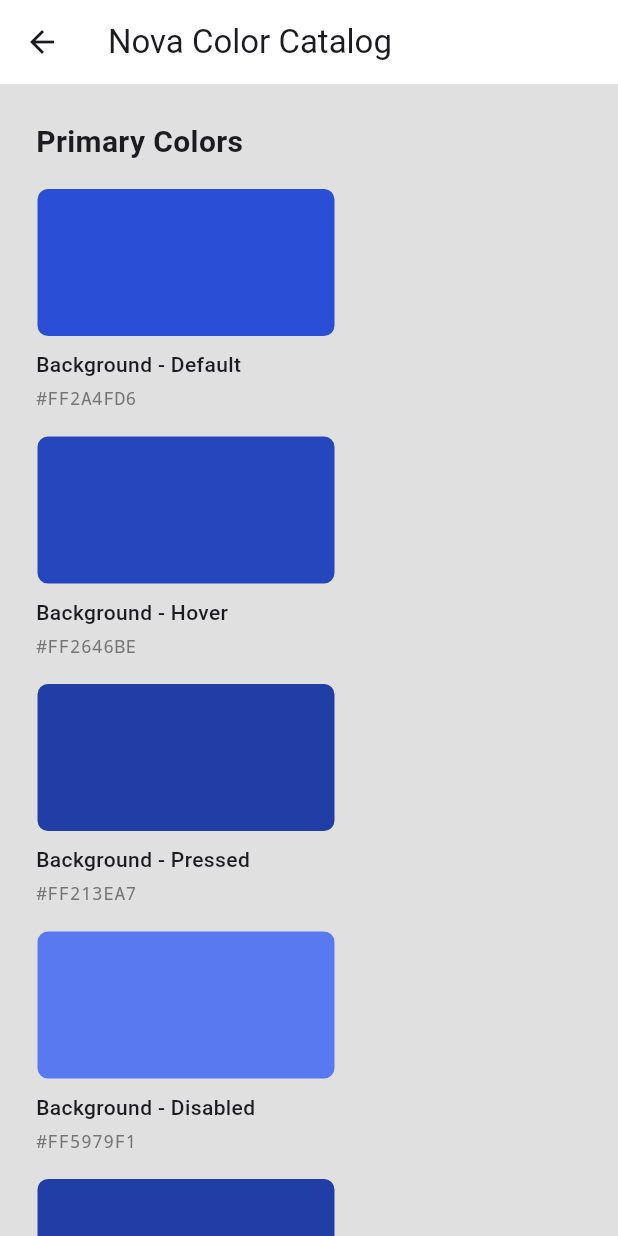
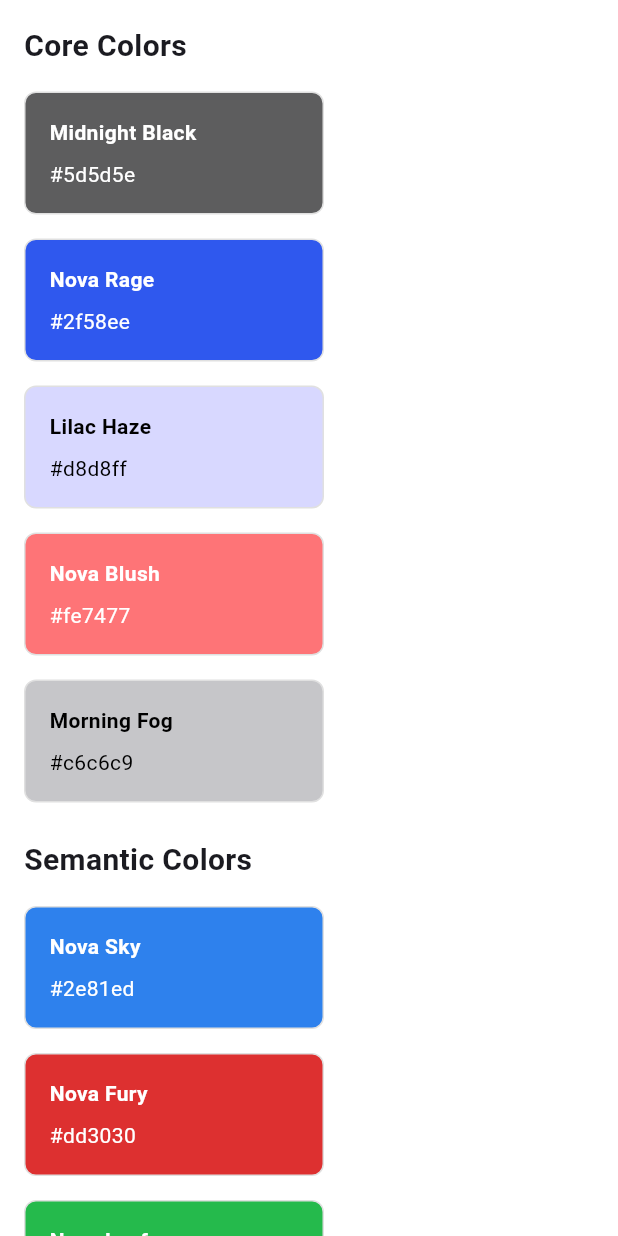
Before and after one commit to ashique-plateron/nova_ui_library, a Flutter app: the NovaColorCatalog widget shown alone on an empty page, opened directly, on a phone screen of 412 x 824 dp. Run offline on Flutter 3.47's test engine with Material 3 defaults, Android fonts, the light colour scheme and no system bars; our stand-ins replace flutter_svg, vector_graphics; missing offline and left inert: widgetbook, widgetbook_annotation.

Commit message:
Updated color catalog

```diff
--- a/lib/src/components/color/nova_color_catalog.dart
+++ b/lib/src/components/color/nova_color_catalog.dart
@@ -4,7 +4,145 @@ import 'package:nova_ui_library/src/theme/nova_theme_manager.dart';
 class NovaColorCatalog extends StatelessWidget {
   const NovaColorCatalog({super.key});
 
-  static Widget _buildColorSection(String title, Map<String, Color> colors) {
+  @override
+  Widget build(BuildContext context) {
+    final colors = NovaThemeManager.instance.designTokens.colors;
+
+    return SingleChildScrollView(
+      child: Padding(
+        padding: const EdgeInsets.all(16.0),
+        child: Column(
+          crossAxisAlignment: CrossAxisAlignment.start,
+          children: [
+            _buildColorSection('Core Colors', [
+              _ColorItem('Midnight Black', colors.midnightBlack.baseColor),
+              _ColorItem('Nova Rage', colors.novaRage.baseColor),
+              _ColorItem('Lilac Haze', colors.lilacHaze.baseColor),
+              _ColorItem('Nova Blush', colors.novaBlush.baseColor),
+              _ColorItem('Morning Fog', colors.morningFog.baseColor),
+            ]),
+            const SizedBox(height: 24),
+            _buildColorSection('Semantic Colors', [
+              _ColorItem('Nova Sky', colors.novaSky.baseColor),
+              _ColorItem('Nova Fury', colors.novaFury.baseColor),
+              _ColorItem('Nova Leaf', colors.novaLeaf.baseColor),
+              _ColorItem('Nova Gold', colors.novaGold.baseColor),
+            ]),
+            const SizedBox(height: 24),
+            _buildColorSection('Accent Colors', [
+              _ColorItem('Nova Bronze', colors.novaBronze),
+              _ColorItem('Nova Deep', colors.novaDeep),
+              _ColorItem('Nova Fern', colors.novaFern),
+              _ColorItem('Nova Nebula', colors.novaNebula),
+              _ColorItem('Nova Scarlet', colors.novaScarlet),
+              _ColorItem('Nova Splash', colors.novaSplash),
+            ]),
+            const SizedBox(height: 24),
+            _buildColorSection('Universal Colors', [
+              _ColorItem('Universal Black', colors.universalBlack),
+              _ColorItem('Universal White', colors.universalWhite),
+            ]),
+            const SizedBox(height: 24),
+            _buildColorSection('Nova Rage Shades', [
+              _ColorItem('Solid 200', colors.novaRage.solid200),
+              _ColorItem('Solid 300', colors.novaRage.solid300),
+              _ColorItem('Solid 400', colors.novaRage.solid400),
+              _ColorItem('Solid 500', colors.novaRage.solid500),
+              _ColorItem('Solid 600', colors.novaRage.solid600),
+              _ColorItem('Solid 700', colors.novaRage.solid700),
+              _ColorItem('Solid 800', colors.novaRage.solid800),
+              _ColorItem('Alpha 05', colors.novaRage.alpha05),
+              _ColorItem('Alpha 10', colors.novaRage.alpha10),
+              _ColorItem('Alpha 20', colors.novaRage.alpha20),
+              _ColorItem('Alpha 40', colors.novaRage.alpha40),
+              _ColorItem('Alpha Base', colors.novaRage.alphaBase),
+            ]),
+            const SizedBox(height: 24),
+            _buildColorSection('Lilac Haze Shades', [
+              _ColorItem('Solid 200', colors.lilacHaze.solid200),
+              _ColorItem('Solid 300', colors.lilacHaze.solid300),
+              _ColorItem('Solid 400', colors.lilacHaze.solid400),
+              _ColorItem('Solid 500', colors.lilacHaze.solid500),
+              // _ColorItem('Solid 600', colors.lilacHaze.solid600),
+              // _ColorItem('Solid 700', colors.lilacHaze.solid700),
+              // _ColorItem('Solid 800', colors.lilacHaze.solid800),
+              // _ColorItem('Alpha 05', colors.lilacHaze.alpha05),
+              // _ColorItem('Alpha 10', colors.lilacHaze.alpha10),
+              // _ColorItem('Alpha 20', colors.lilacHaze.alpha20),
+              // _ColorItem('Alpha 40', colors.lilacHaze.alpha40),
+              // _ColorItem('Alpha Base', colors.lilacHaze.alphaBase),
+            ]),
+            const SizedBox(height: 24),
+            _buildColorSection('Nova Blush Shades', [
+              _ColorItem('Solid 200', colors.novaBlush.solid200),
+              _ColorItem('Solid 300', colors.novaBlush.solid300),
+              _ColorItem('Solid 400', colors.novaBlush.solid400),
+              _ColorItem('Solid 500', colors.novaBlush.solid500),
+              _ColorItem('Solid 600', colors.novaBlush.solid600),
+              _ColorItem('Solid 700', colors.novaBlush.solid700),
+              _ColorItem('Solid 800', colors.novaBlush.solid800),
+              _ColorItem('Alpha 05', colors.novaBlush.alpha05),
+              _ColorItem('Alpha 10', colors.novaBlush.alpha10),
+              _ColorItem('Alpha 20', colors.novaBlush.alpha20),
+              _ColorItem('Alpha 40', colors.novaBlush.alpha40),
+              _ColorItem('Alpha Base', colors.novaBlush.alphaBase),
+            ]),
+            const SizedBox(height: 24),
+            _buildColorSection('Morning Fog Shades', [
+              _ColorItem('Solid 500', colors.morningFog.solid500),
+              _ColorItem('Solid 600', colors.morningFog.solid600),
+              _ColorItem('Solid 700', colors.morningFog.solid700),
+              _ColorItem('Solid 800', colors.morningFog.solid800),
+              _ColorItem('Solid 850', colors.morningFog.solid850),
+              _ColorItem('Solid 900', colors.morningFog.solid900),
+              _ColorItem('Alpha 20', colors.morningFog.alpha20),
+              _ColorItem('Alpha 40', colors.morningFog.alpha40),
+              _ColorItem('Alpha 60', colors.morningFog.alpha60),
+            ]),
+            const SizedBox(height: 24),
+            _buildColorSection('Midnight Black Shades', [
+              _ColorItem('Solid 300', colors.midnightBlack.solid300),
+              _ColorItem('Solid 400', colors.midnightBlack.solid400),
+              _ColorItem('Solid 500', colors.midnightBlack.solid500),
+              _ColorItem('Solid 600', colors.midnightBlack.solid600),
+              _ColorItem('Solid 900', colors.midnightBlack.solid900),
+            ]),
+            const SizedBox(height: 24),
+            _buildColorSection('Nova Sky Shades', [
+              _ColorItem('Solid 500', colors.novaSky.solid500),
+            ]),
+            const SizedBox(height: 24),
+            _buildColorSection('Nova Fury Shades', [
+              _ColorItem('Solid 500', colors.novaFury.solid500),
+              _ColorItem('Alpha 05', colors.novaFury.alpha05),
+              _ColorItem('Alpha 10', colors.novaFury.alpha10),
+              _ColorItem('Alpha 20', colors.novaFury.alpha20),
+              _ColorItem('Alpha 40', colors.novaFury.alpha40),
+              _ColorItem('Alpha Base', colors.novaFury.alphaBase),
+            ]),
+            const SizedBox(height: 24),
+            _buildColorSection('Nova Leaf Shades', [
+              _ColorItem('Solid 500', colors.novaLeaf.solid500),
+              _ColorItem('Alpha 10', colors.novaLeaf.alpha10),
+              _ColorItem('Alpha 20', colors.novaLeaf.alpha20),
+              _ColorItem('Alpha 40', colors.novaLeaf.alpha40),
+              _ColorItem('Alpha Base', colors.novaLeaf.alphaBase),
+            ]),
+            const SizedBox(height: 24),
+            _buildColorSection('Nova Gold Shades', [
+              _ColorItem('Solid 500', colors.novaGold.solid500),
+              _ColorItem('Alpha 10', colors.novaGold.alpha10),
+              _ColorItem('Alpha 20', colors.novaGold.alpha20),
+              _ColorItem('Alpha 40', colors.novaGold.alpha40),
+              _ColorItem('Alpha Base', colors.novaGold.alphaBase),
+            ]),
+          ],
+        ),
+      ),
+    );
+  }
+
+  Widget _buildColorSection(String title, List<Widget> children) {
     return Column(
       crossAxisAlignment: CrossAxisAlignment.start,
       children: [
@@ -19,128 +157,24 @@ class NovaColorCatalog extends StatelessWidget {
         Wrap(
           spacing: 16,
           runSpacing: 16,
-          children: colors.entries.map((entry) {
-            return _ColorCard(
-              color: entry.value,
-              name: entry.key,
-            );
-          }).toList(),
+          children: children,
         ),
       ],
     );
   }
+}
+
+class _ColorItem extends StatelessWidget {
+  final String name;
+  final Color color;
+
+  const _ColorItem(this.name, this.color);
 
   @override
   Widget build(BuildContext context) {
-    final colors = NovaThemeManager.instance.colors;
-    return Scaffold(
-      backgroundColor: Colors.grey.shade300,
-      appBar: AppBar(
-        title: const Text('Nova Color Catalog'),
-      ),
-      body: SingleChildScrollView(
-        child: Padding(
-          padding: const EdgeInsets.all(24.0),
-          child: Column(
-            crossAxisAlignment: CrossAxisAlignment.start,
-            children: [
-              _buildColorSection(
-                'Primary Colors',
-                {
-                  'Background - Default':
-                      colors.action.primary.background.defaultColor,
-                  'Background - Hover': colors.action.primary.background.hover,
-                  'Background - Pressed':
-                      colors.action.primary.background.pressed,
-                  'Background - Disabled':
-                      colors.action.primary.background.disabled,
-                  'Border - Default': colors.action.primary.border.defaultColor,
-                  'Border - Hover': colors.action.primary.border.hover,
-                  'Border - Pressed': colors.action.primary.border.pressed,
-                  'Border - Disabled': colors.action.primary.border.disabled,
-                },
-              ),
-              const SizedBox(height: 32),
-              _buildColorSection(
-                'Secondary Colors',
-                {
-                  'Background - Default':
-                      colors.action.secondary.background.defaultColor,
-                  'Background - Hover':
-                      colors.action.secondary.background.hover,
-                  'Background - Pressed':
-                      colors.action.secondary.background.pressed,
-                  'Background - Disabled':
-                      colors.action.secondary.background.disabled,
-                  'Border - Default':
-                      colors.action.secondary.border.defaultColor,
-                  'Border - Hover': colors.action.secondary.border.hover,
-                  'Border - Pressed': colors.action.secondary.border.pressed,
-                  'Border - Disabled': colors.action.secondary.border.disabled,
-                },
-              ),
-              const SizedBox(height: 32),
-              _buildColorSection(
-                'Tertiary Colors',
-                {
-                  'Background - Default':
-                      colors.action.tertiary.background.defaultColor,
-                  'Background - Hover': colors.action.tertiary.background.hover,
-                  'Background - Pressed':
-                      colors.action.tertiary.background.pressed,
-                  'Background - Disabled':
-                      colors.action.tertiary.background.disabled,
-                  'Border - Default':
-                      colors.action.tertiary.border.defaultColor,
-                  'Border - Hover': colors.action.tertiary.border.hover,
-                  'Border - Pressed': colors.action.tertiary.border.pressed,
-                  'Border - Disabled': colors.action.tertiary.border.disabled,
-                },
-              ),
-              const SizedBox(height: 32),
-              _buildColorSection(
-                'Alternate Colors',
-                {
-                  'Background - Default':
-                      colors.action.alternate.background.defaultColor,
-                  'Background - Hover':
-                      colors.action.alternate.background.hover,
-                  'Background - Pressed':
-                      colors.action.alternate.background.pressed,
-                  'Background - Disabled':
-                      colors.action.alternate.background.disabled,
-                  'Border - Default':
-                      colors.action.alternate.border.defaultColor,
-                  'Border - Hover': colors.action.alternate.border.hover,
-                  'Border - Pressed': colors.action.alternate.border.pressed,
-                  'Border - Disabled': colors.action.alternate.border.disabled,
-                },
-              ),
-            ],
-          ),
-        ),
-      ),
-    );
-  }
-}
-
-class _ColorCard extends StatelessWidget {
-  final Color color;
-  final String name;
-
-  const _ColorCard({
-    required this.color,
-    required this.name,
-  });
-
-  @override
-  Widget build(BuildContext context) {
-    return Column(
-      crossAxisAlignment: CrossAxisAlignment.start,
-      children: [
-        Container(
+    return Container(
       width: 200,
-          height: 100,
+      padding: const EdgeInsets.all(16),
       decoration: BoxDecoration(
         color: color,
         borderRadius: BorderRadius.circular(8),
@@ -149,25 +183,27 @@ class _ColorCard extends StatelessWidget {
           width: 1,
         ),
       ),
+      child: Column(
+        crossAxisAlignment: CrossAxisAlignment.start,
+        children: [
+          Text(
+            name,
+            style: TextStyle(
+              color:
+                  color.computeLuminance() > 0.5 ? Colors.black : Colors.white,
+              fontWeight: FontWeight.bold,
+            ),
           ),
           const SizedBox(height: 8),
           Text(
-          name,
-          style: const TextStyle(
-            fontSize: 14,
-            fontWeight: FontWeight.w500,
-          ),
-        ),
-        const SizedBox(height: 4),
-        Text(
-          '#${color.value.toRadixString(16).toUpperCase().padLeft(8, '0')}',
+            '#${color.value.toRadixString(16).substring(2)}',
             style: TextStyle(
-            fontSize: 12,
-            color: Colors.grey.shade600,
-            fontFamily: 'monospace',
+              color:
+                  color.computeLuminance() > 0.5 ? Colors.black : Colors.white,
             ),
           ),
         ],
+      ),
     );
   }
 }
--- a/lib/src/theme/tokens/color_shades.dart
+++ b/lib/src/theme/tokens/color_shades.dart
@@ -65,7 +65,8 @@ class ColorShades {
   Color get alpha70 => _getAlphaColor(70);
   Color get alpha80 => _getAlphaColor(80);
   Color get alpha90 => _getAlphaColor(90);
-  Color get alphaBase => _getAlphaColor(alpha['base'] ?? 0.0);
+  Color get alphaBase =>
+      alpha['base'] == null ? solid500 : _getAlphaColor(alpha['base'] ?? 0.0);
   Color get alpha05 => _getAlphaColor(5);
 
   // Helper method to create a color with alpha
```
Lines whose indentation alone changed are shown as unchanged.
